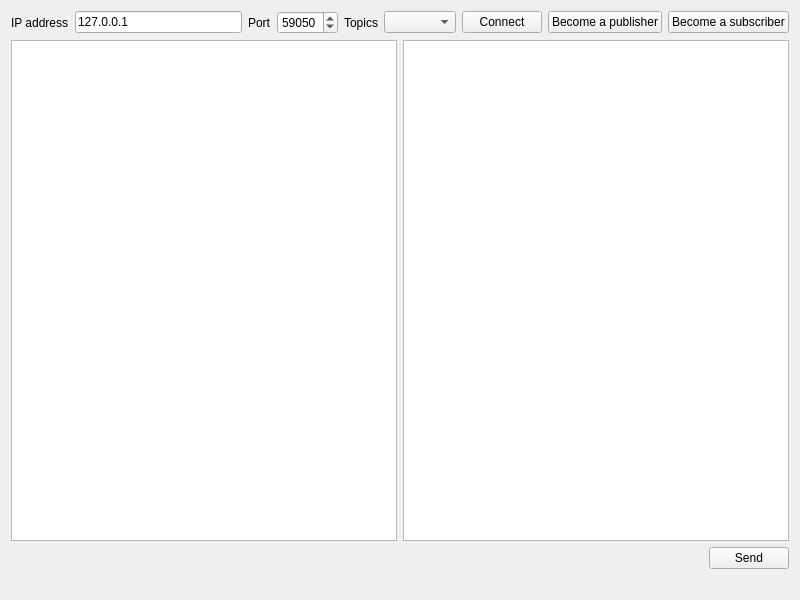
Before: the Qt Designer form Lab1Client/widget.ui in JucovAllexandr/PAD_Lab1, drawn with Qt 5.
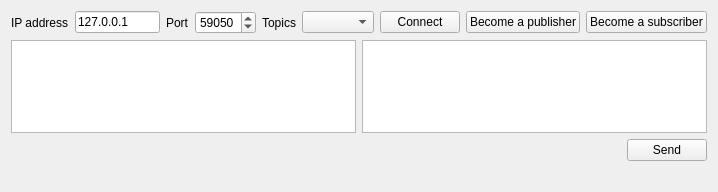
After: the same form once the commit is applied.

What changed in the file:
```diff
--- a/Lab1Client/widget.ui
+++ b/Lab1Client/widget.ui
@@ -6,8 +6,8 @@
    <rect>
     <x>0</x>
     <y>0</y>
-    <width>800</width>
-    <height>600</height>
+    <width>718</width>
+    <height>192</height>
    </rect>
   </property>
   <property name="windowTitle">
```
